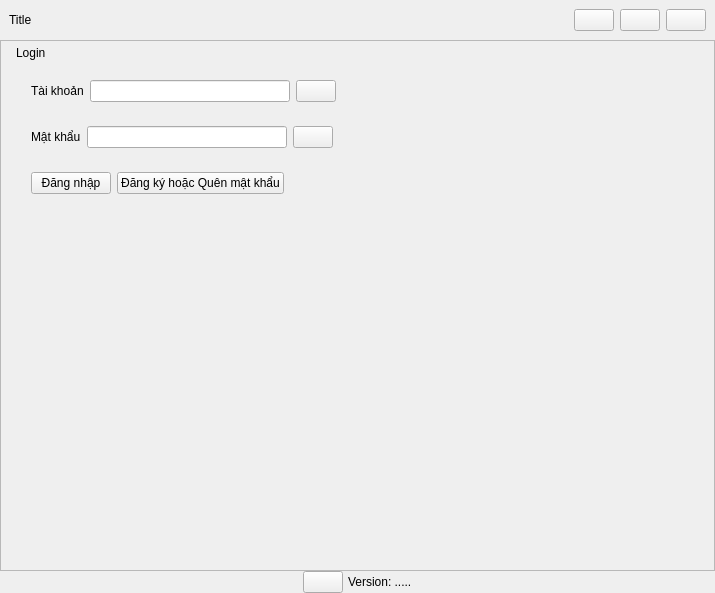
Old version of the form ui/main_ui/login_main_menu.ui in the repository sondayyyy/TamSoHocProject.
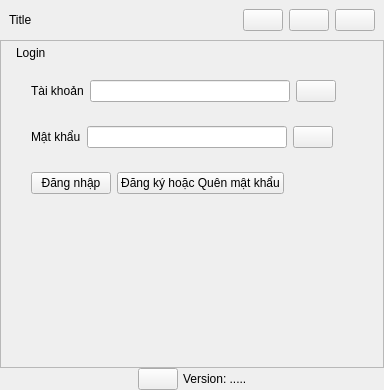
New version of the form.

The edit to the form file:
```diff
--- a/ui/main_ui/login_main_menu.ui
+++ b/ui/main_ui/login_main_menu.ui
@@ -6,8 +6,8 @@
    <rect>
     <x>0</x>
     <y>0</y>
-    <width>715</width>
-    <height>593</height>
+    <width>384</width>
+    <height>390</height>
    </rect>
   </property>
   <property name="windowTitle">
```
